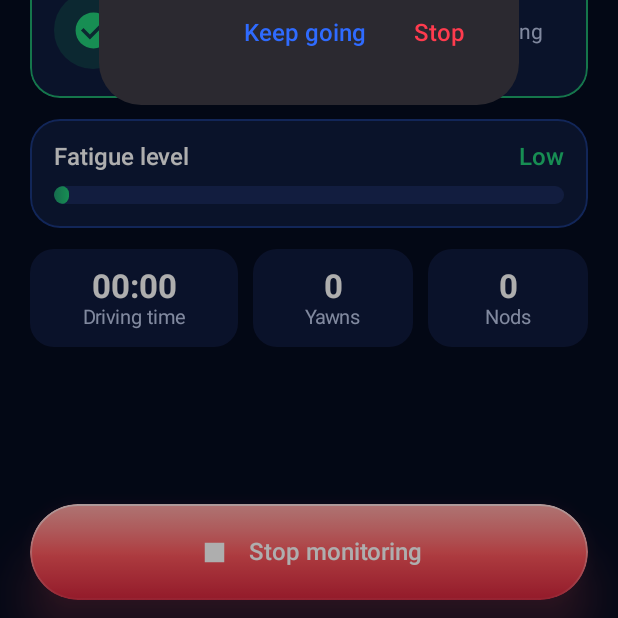
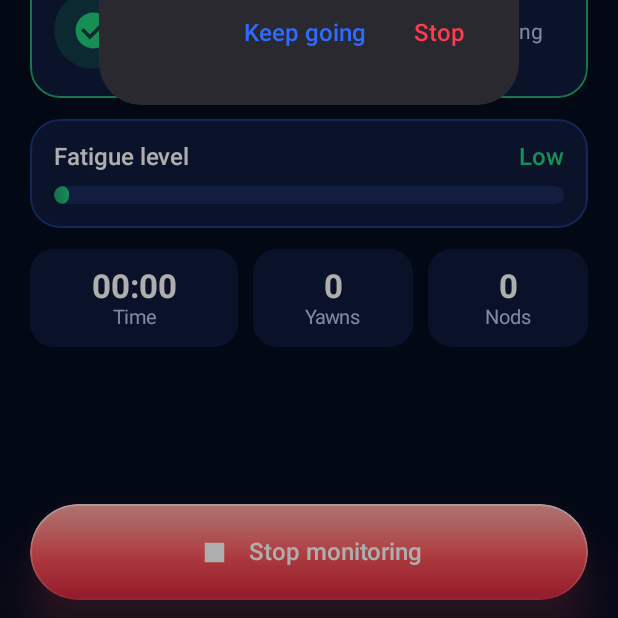
Before and after one commit to vuminhtoan2001/DrowseDetect, an Android app built with Jetpack Compose: the composable MonitorContent shown on its own in the app's theme, after a tap on "Stop monitoring", on a phone screen of 412 x 824 dp, the part 618-1236 px from its top. Run offline under Robolectric (Android 15) with nearby library versions, the phone set to English and light mode, and no system bars; libraries missing offline, so code that uses them is left out: androidx.camera.core, androidx.camera.view; 4 statements that could not run were skipped.

Commit message:
Đổi nhãn Thời gian lái thành Thời gian
Co-Authored-By: Claude Sonnet 5.5 <noreply@anthropic.com>

```diff
--- a/app/src/main/res/values/strings.xml
+++ b/app/src/main/res/values/strings.xml
@@ -74,7 +74,7 @@
       <string name="fatigue_low">Low</string>
       <string name="fatigue_mid">Medium</string>
       <string name="fatigue_high">High</string>
-      <string name="stat_time">Driving time</string>
+      <string name="stat_time">Time</string>
       <string name="stat_yawn">Yawns</string>
       <string name="stat_nod">Nods</string>
       <string name="eyes_open">Eyes open</string>
```
Also changed, not shown: 1 other file.
